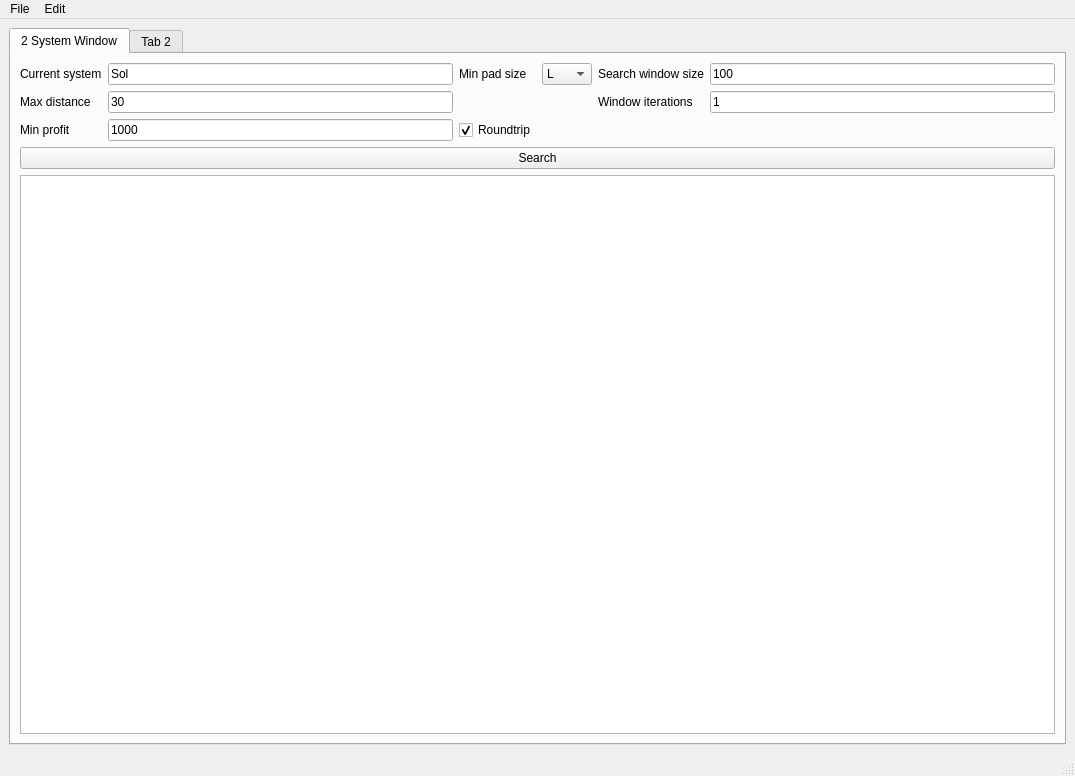
Old version of the form src/ui/MainWindow.ui in the repository BeTeK/EliteMerchant.
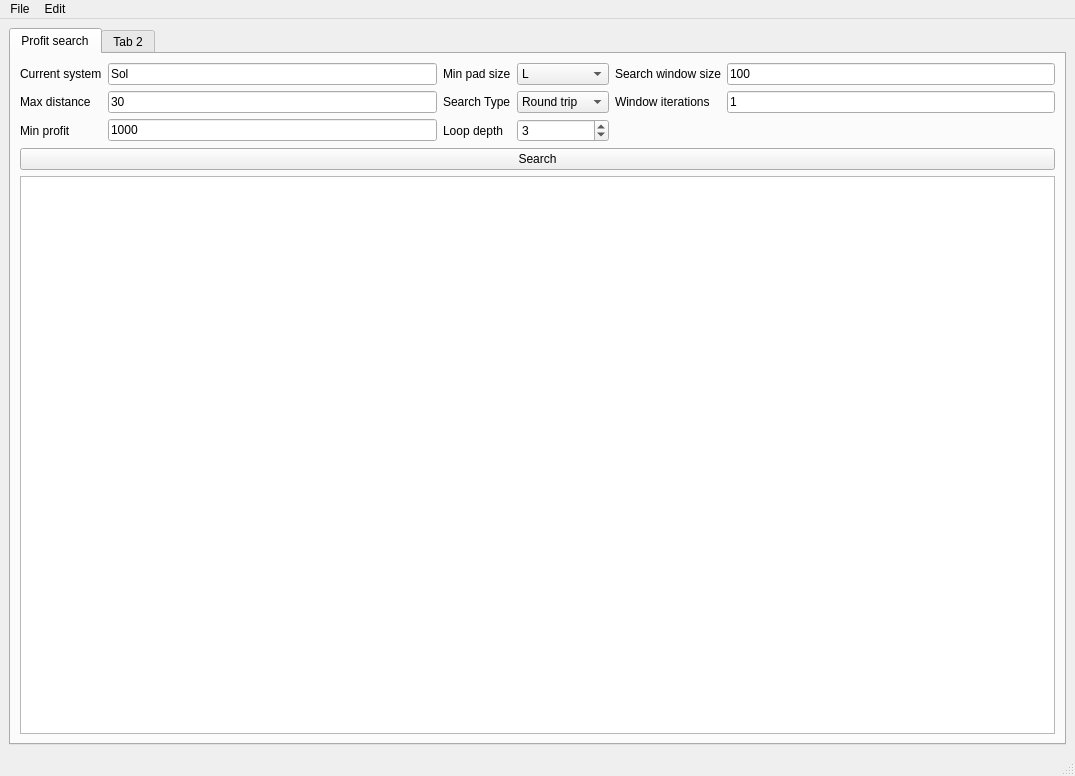
New version of the form.

Commit message:
added arbitrary depth loop search
and associated UI elements, row styles
added queryProfitGraph for that
added ProfitArrayToHierarchyReverse for reverse lookups

Diff of the .ui file:
```diff
--- a/src/ui/MainWindow.ui
+++ b/src/ui/MainWindow.ui
@@ -25,7 +25,7 @@
       </property>
       <widget class="QWidget" name="tab">
        <attribute name="title">
-        <string>2 System Window</string>
+        <string>Profit search</string>
        </attribute>
        <layout class="QHBoxLayout" name="horizontalLayout">
         <item>
@@ -137,16 +137,52 @@
               </property>
              </widget>
             </item>
+            <item row="3" column="3">
+             <widget class="QComboBox" name="searchTypeCombo">
+              <property name="currentIndex">
+               <number>1</number>
+              </property>
+              <item>
+               <property name="text">
+                <string>One way</string>
+               </property>
+              </item>
+              <item>
+               <property name="text">
+                <string>Round trip</string>
+               </property>
+              </item>
+              <item>
+               <property name="text">
+                <string>Loop graph</string>
+               </property>
+              </item>
+             </widget>
+            </item>
+            <item row="3" column="2">
+             <widget class="QLabel" name="label_7">
+              <property name="text">
+               <string>Search Type</string>
+              </property>
+             </widget>
+            </item>
             <item row="4" column="2">
-             <widget class="QCheckBox" name="twoWayBool">
-              <property name="enabled">
-               <bool>true</bool>
-              </property>
+             <widget class="QLabel" name="label_8">
               <property name="text">
-               <string>Roundtrip</string>
+               <string>Loop depth</string>
               </property>
-              <property name="checked">
-               <bool>true</bool>
+             </widget>
+            </item>
+            <item row="4" column="3">
+             <widget class="QSpinBox" name="graphDepthSpin">
+              <property name="minimum">
+               <number>2</number>
+              </property>
+              <property name="maximum">
+               <number>5</number>
+              </property>
+              <property name="value">
+               <number>3</number>
               </property>
              </widget>
             </item>
```
Left out of the diff: 2 changed lines with no effect on the pictures. The commit also changes 4 other files.
